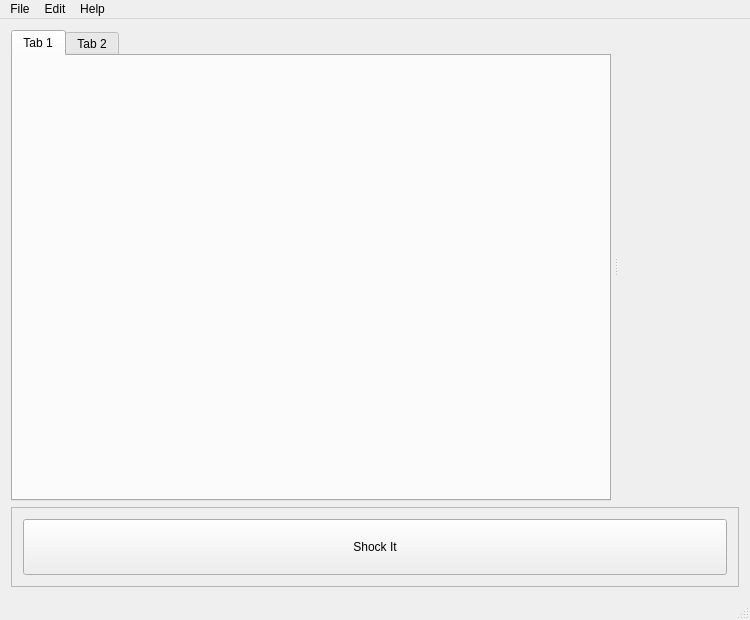
The window that mainwindow.ui (casey-c/shock) describes before a commit, drawn with Qt 5.
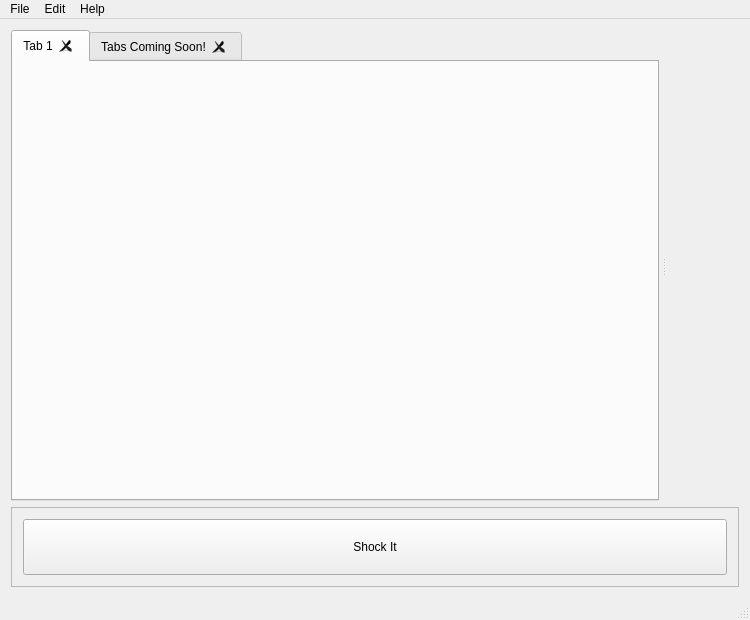
The same window after the commit.

The edit to the form file:
```diff
--- a/mainwindow.ui
+++ b/mainwindow.ui
@@ -76,9 +76,24 @@
        <bool>true</bool>
       </property>
       <widget class="QTabWidget" name="tabWidget">
+       <property name="tabPosition">
+        <enum>QTabWidget::North</enum>
+       </property>
+       <property name="tabShape">
+        <enum>QTabWidget::Rounded</enum>
+       </property>
        <property name="currentIndex">
         <number>0</number>
        </property>
+       <property name="elideMode">
+        <enum>Qt::ElideNone</enum>
+       </property>
+       <property name="documentMode">
+        <bool>false</bool>
+       </property>
+       <property name="tabsClosable">
+        <bool>true</bool>
+       </property>
        <widget class="QWidget" name="tab1">
         <attribute name="title">
          <string>Tab 1</string>
@@ -97,7 +112,7 @@
        </widget>
        <widget class="QWidget" name="tab2">
         <attribute name="title">
-         <string>Tab 2</string>
+         <string>Tabs Coming Soon!</string>
         </attribute>
        </widget>
       </widget>
```
